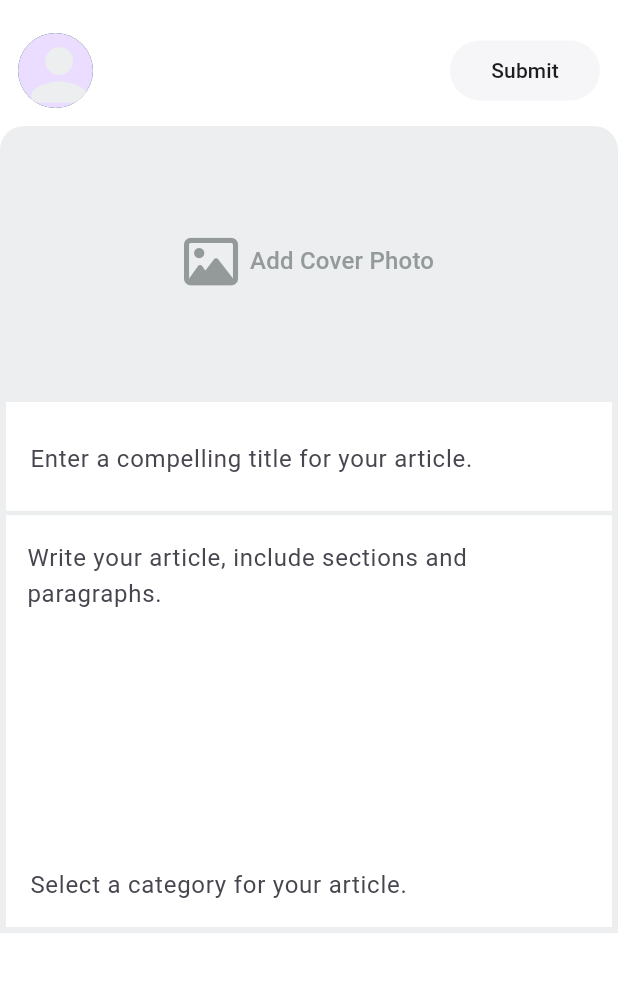
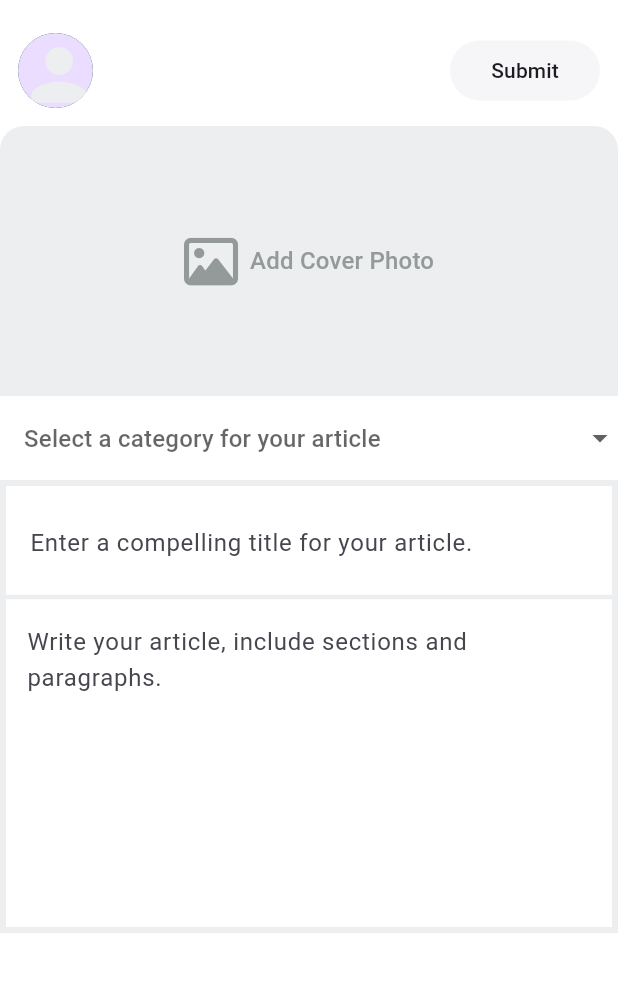
Before and after one commit to berkaysaahin/Foresight---News-and-Articles, a Flutter app: the NewArticlePage screen opened directly, in the side drawer, after a tap on "Submit", on a phone screen of 412 x 824 dp, the part 99-1085 px from its top. Run offline on Flutter 3.47's test engine with Material 3 defaults, Android fonts, the phone set to English and light mode, and no system bars; our stand-ins replace cloud_firestore, firebase_auth, firebase_core, firebase_storage, font_awesome_flutter, image_picker and 1 more; accounts and stored records are empty; network calls fail.

Commit message:
side bar

```diff
--- a/lib/features/home/pages/new_article_page.dart
+++ b/lib/features/home/pages/new_article_page.dart
@@ -25,7 +25,7 @@ class _NewArticlePageState extends State<NewArticlePage> {
 
   final contentController = TextEditingController();
 
-  final categoryController = TextEditingController();
+  String category = '';
 
   final GlobalKey<ScaffoldState> _scaffoldKey = GlobalKey<ScaffoldState>();
 
@@ -185,11 +185,8 @@ class _NewArticlePageState extends State<NewArticlePage> {
                               FirebaseFirestore.instance.collection("news");
                           String title = titleController.text.trim();
                           String content = contentController.text.trim();
-                          String category = categoryController.text.trim();
 
-                          if (title.isEmpty ||
-                              content.isEmpty ||
-                              category.isEmpty) {
+                          if (title.isEmpty || content.isEmpty) {
                             ScaffoldMessenger.of(context).showSnackBar(
                               const SnackBar(
                                 content: Text('All fields are required.'),
@@ -237,8 +234,8 @@ class _NewArticlePageState extends State<NewArticlePage> {
                               // Clear text fields
                               titleController.clear();
                               contentController.clear();
-                              categoryController.clear();
                               imageUrl = "";
+                              category = "";
 
                               ScaffoldMessenger.of(context).showSnackBar(
                                 const SnackBar(
@@ -353,6 +350,48 @@ class _NewArticlePageState extends State<NewArticlePage> {
                 ),
               ),
               SliverToBoxAdapter(
+                child: DropdownButtonFormField<String>(
+                  decoration: const InputDecoration(
+                    hintText: 'Select a category for your article',
+                    fillColor: AppColors.porcelain,
+                    enabledBorder:
+                        OutlineInputBorder(borderSide: BorderSide.none),
+                    focusedBorder: OutlineInputBorder(
+                        borderSide: BorderSide.none // Border color when focused
+                        ),
+                    // Add an icon
+                    // ... other InputDecoration properties ...
+                  ),
+                  value: category.isEmpty ? null : category,
+                  items: <String>[
+                    'International News',
+                    'Business News',
+                    'Political News',
+                    'Science News',
+                    'Technology News',
+                    'Health News',
+                    'Education News',
+                    'Travel',
+                    'The Arts',
+                    'Sports',
+                    'Books',
+                    'Movies',
+                    'Fashion',
+                    'Dining',
+                  ].map<DropdownMenuItem<String>>((String value) {
+                    return DropdownMenuItem<String>(
+                      value: value,
+                      child: Text(value),
+                    );
+                  }).toList(),
+                  onChanged: (String? newValue) {
+                    setState(() {
+                      category = newValue ?? '';
+                    });
+                  },
+                ),
+              ),
+              SliverToBoxAdapter(
                 child: Container(
                   color: AppColors.porcelain,
                   child: Padding(
@@ -408,22 +447,6 @@ class _NewArticlePageState extends State<NewArticlePage> {
                                     top: 20.0, left: 10.0, right: 10.0),
                                 alignLabelWithHint: true),
                           ),
-                          TextField(
-                            controller: categoryController,
-                            maxLines: 1,
-                            minLines: 1,
-                            decoration: const InputDecoration(
-                              hintText: 'Select a category for your article.',
-                              border: OutlineInputBorder(
-                                borderSide: BorderSide.none,
-                                borderRadius: BorderRadius.vertical(
-                                  top: Radius.zero, // No top border radius
-                                  bottom:
-                                      Radius.zero, // No bottom border radius
-                                ),
-                              ),
-                            ),
-                          ),
                         ],
                       ),
                     ),
--- a/lib/features/home/widgets/side_bar.dart
+++ b/lib/features/home/widgets/side_bar.dart
@@ -83,8 +83,52 @@ class SideBar extends StatelessWidget {
               color: Colors.black,
             ),
           ),
+          ExpansionTile(
+            collapsedShape: const RoundedRectangleBorder(
+              side: BorderSide.none,
+            ),
+            shape: const RoundedRectangleBorder(
+              side: BorderSide.none,
+            ),
+            title: Text(
+              "Categories",
+              style: Theme.of(context).textTheme.bodyLarge,
+            ),
+            children: [
+              ListTile(
+                title: const Text("Business"),
+                onTap: () {},
+                leading: const Icon(
+                  Icons.business_center_sharp,
+                  color: Colors.black,
+                ),
+              ),
+              ListTile(
+                title: const Text("Politics"),
+                onTap: () {},
+                leading: const Icon(
+                  Icons.science,
+                  color: Colors.black,
+                ),
+              ),
+              ListTile(
+                title: const Text("Science"),
+                onTap: () {},
+                leading: const Icon(
+                  Icons.sports_volleyball,
+                  color: Colors.black,
+                ),
+              ),
               ListTile(
                 title: const Text("Technology"),
+                onTap: () {},
+                leading: const Icon(
+                  Icons.favorite,
+                  color: Colors.black,
+                ),
+              ),
+              ListTile(
+                title: const Text("Health"),
                 onTap: () {},
                 leading: const Icon(
                   Icons.phone_android,
@@ -92,7 +136,7 @@ class SideBar extends StatelessWidget {
                 ),
               ),
               ListTile(
-            title: const Text("Science"),
+                title: const Text("Education"),
                 onTap: () {},
                 leading: const Icon(
                   Icons.science,
@@ -100,7 +144,7 @@ class SideBar extends StatelessWidget {
                 ),
               ),
               ListTile(
-            title: const Text("Sports"),
+                title: const Text("Travel"),
                 onTap: () {},
                 leading: const Icon(
                   Icons.sports_volleyball,
@@ -108,7 +152,47 @@ class SideBar extends StatelessWidget {
                 ),
               ),
               ListTile(
-            title: const Text("Favorites"),
+                title: const Text("Art"),
+                onTap: () {},
+                leading: const Icon(
+                  Icons.favorite,
+                  color: Colors.black,
+                ),
+              ),
+              ListTile(
+                title: const Text("Sports"),
+                onTap: () {},
+                leading: const Icon(
+                  Icons.favorite,
+                  color: Colors.black,
+                ),
+              ),
+              ListTile(
+                title: const Text("Books"),
+                onTap: () {},
+                leading: const Icon(
+                  Icons.favorite,
+                  color: Colors.black,
+                ),
+              ),
+              ListTile(
+                title: const Text("Movies"),
+                onTap: () {},
+                leading: const Icon(
+                  Icons.favorite,
+                  color: Colors.black,
+                ),
+              ),
+              ListTile(
+                title: const Text("Fashion"),
+                onTap: () {},
+                leading: const Icon(
+                  Icons.favorite,
+                  color: Colors.black,
+                ),
+              ),
+              ListTile(
+                title: const Text("Dining"),
                 onTap: () {},
                 leading: const Icon(
                   Icons.favorite,
@@ -117,6 +201,8 @@ class SideBar extends StatelessWidget {
               ),
             ],
           ),
+        ],
+      ),
     );
   }
 }
```
Lines whose indentation alone changed are shown as unchanged.
